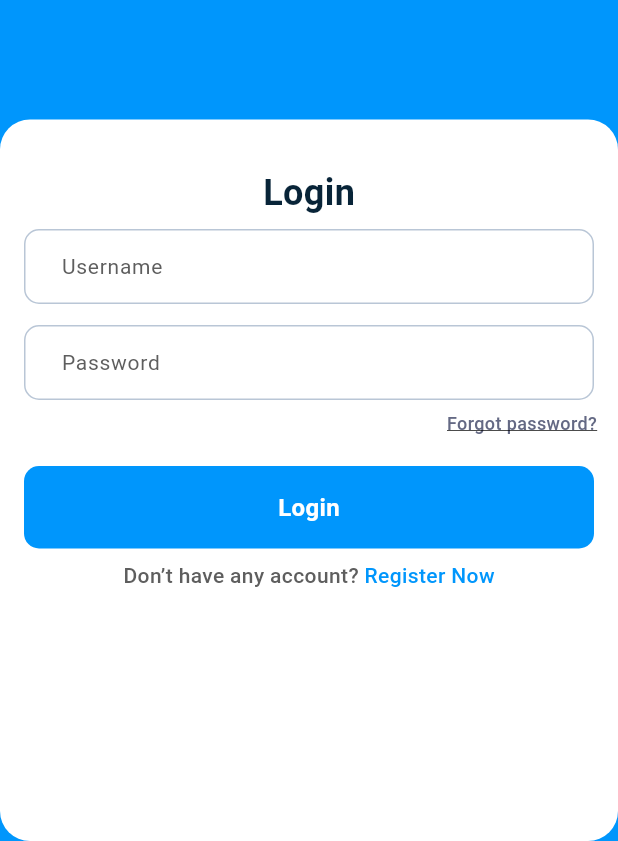
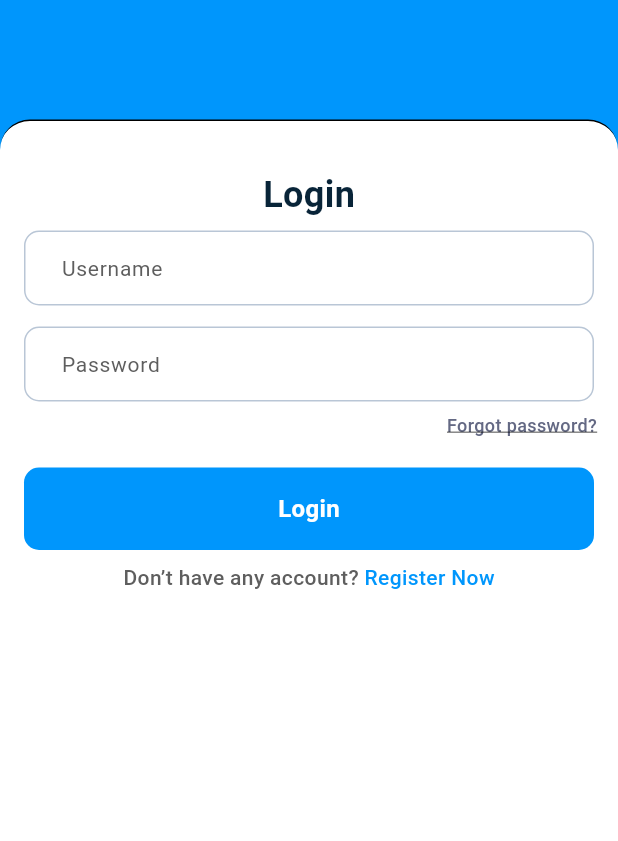
Before and after one commit to abdur-rahman41/control_monitoring_system, a Flutter app: the screen it shows after launch, on a phone screen of 412 x 824 dp, the part 395-1236 px from its top. Run offline on Flutter 3.47's test engine with Material 3 defaults, Android fonts, the light colour scheme and no system bars; drawn by our look-alikes of zoom_tap_animation; our stand-ins replace calendar_date_picker2, fl_chart, flutter_svg, get, getwidget.

Commit message:
issue solved

```diff
--- a/lib/modules/login/view/login_view.dart
+++ b/lib/modules/login/view/login_view.dart
@@ -38,7 +38,14 @@ class LoginView extends GetView<LoginViewModel>{
 
             decoration: BoxDecoration(
                 color: Colors.white,
-              borderRadius: BorderRadius.circular(20)
+              border: Border(
+                top: BorderSide(
+                ),
+              ),
+              borderRadius: const BorderRadius.only(
+                topLeft: Radius.circular(20),
+                topRight: Radius.circular(20),
+              ),
             ),
             child: Column(
               children: [
```
